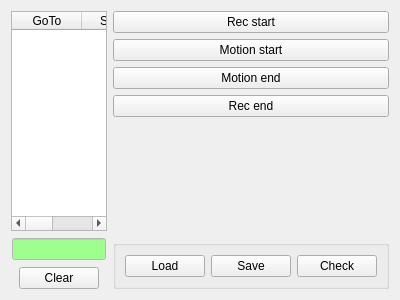
This is tinyos-2.x/trunk/support/cpp/TestShimmer/src/LogWidget.ui in baharev/szte-wsn-code as Qt 5 draws it before an edit. The edited form follows.
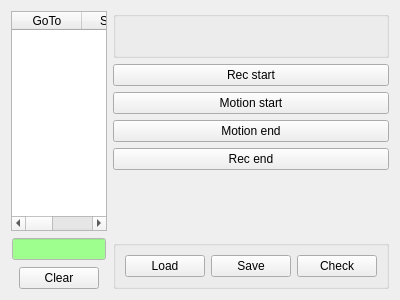
This is the edited form.

Commit message: all around restructuring of logwidget item creation

Diff of the .ui file:
```diff
--- a/tinyos-2.x/trunk/support/cpp/TestShimmer/src/LogWidget.ui
+++ b/tinyos-2.x/trunk/support/cpp/TestShimmer/src/LogWidget.ui
@@ -13,7 +13,7 @@
   <property name="windowTitle">
    <string>Form</string>
   </property>
-  <layout class="QHBoxLayout" name="horizontalLayout_2" stretch="0,0">
+  <layout class="QHBoxLayout" name="horizontalLayout_2" stretch="1,0">
    <item>
     <layout class="QVBoxLayout" name="verticalLayout">
      <item>
@@ -562,6 +562,48 @@
    </item>
    <item>
     <layout class="QVBoxLayout" name="verticalLayout_2">
+     <item>
+      <widget class="QGroupBox" name="groupBox_2">
+       <property name="title">
+        <string/>
+       </property>
+       <layout class="QHBoxLayout" name="horizontalLayout_6">
+        <item>
+         <spacer name="horizontalSpacer_3">
+          <property name="orientation">
+           <enum>Qt::Horizontal</enum>
+          </property>
+          <property name="sizeHint" stdset="0">
+           <size>
+            <width>40</width>
+            <height>20</height>
+           </size>
+          </property>
+         </spacer>
+        </item>
+        <item>
+         <widget class="QLabel" name="iconLabel">
+          <property name="text">
+           <string/>
+          </property>
+         </widget>
+        </item>
+        <item>
+         <spacer name="horizontalSpacer_4">
+          <property name="orientation">
+           <enum>Qt::Horizontal</enum>
+          </property>
+          <property name="sizeHint" stdset="0">
+           <size>
+            <width>40</width>
+            <height>20</height>
+           </size>
+          </property>
+         </spacer>
+        </item>
+       </layout>
+      </widget>
+     </item>
      <item>
       <widget class="QPushButton" name="recStartButton">
        <property name="text">
```
The commit also changes 2 other files.
